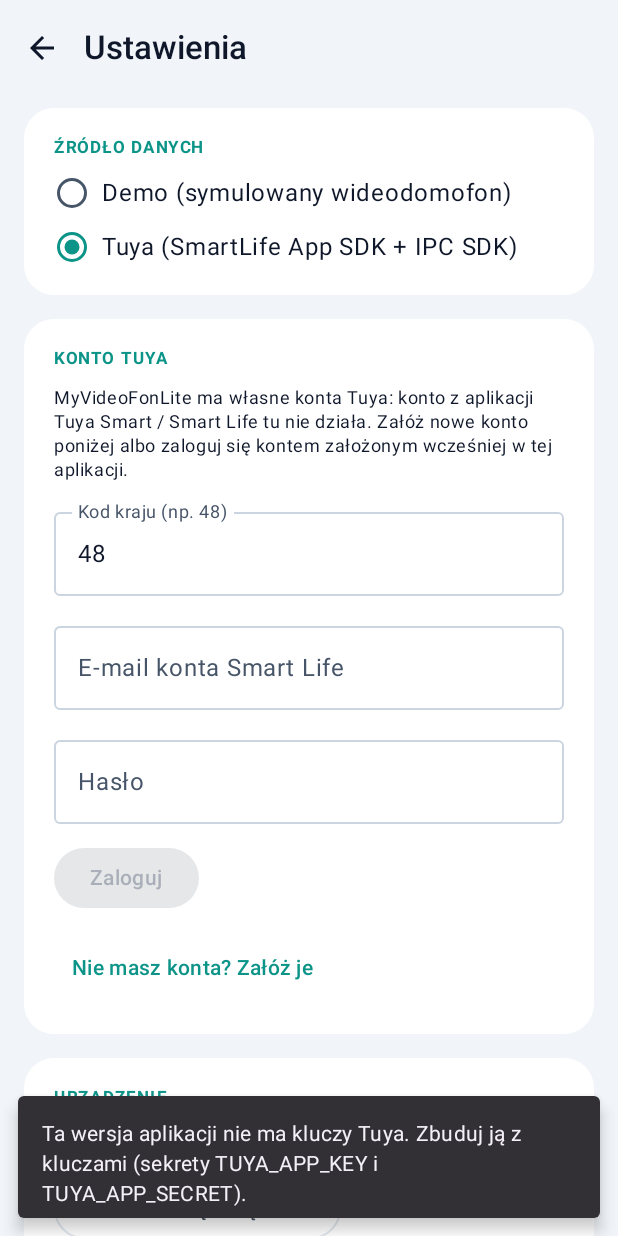
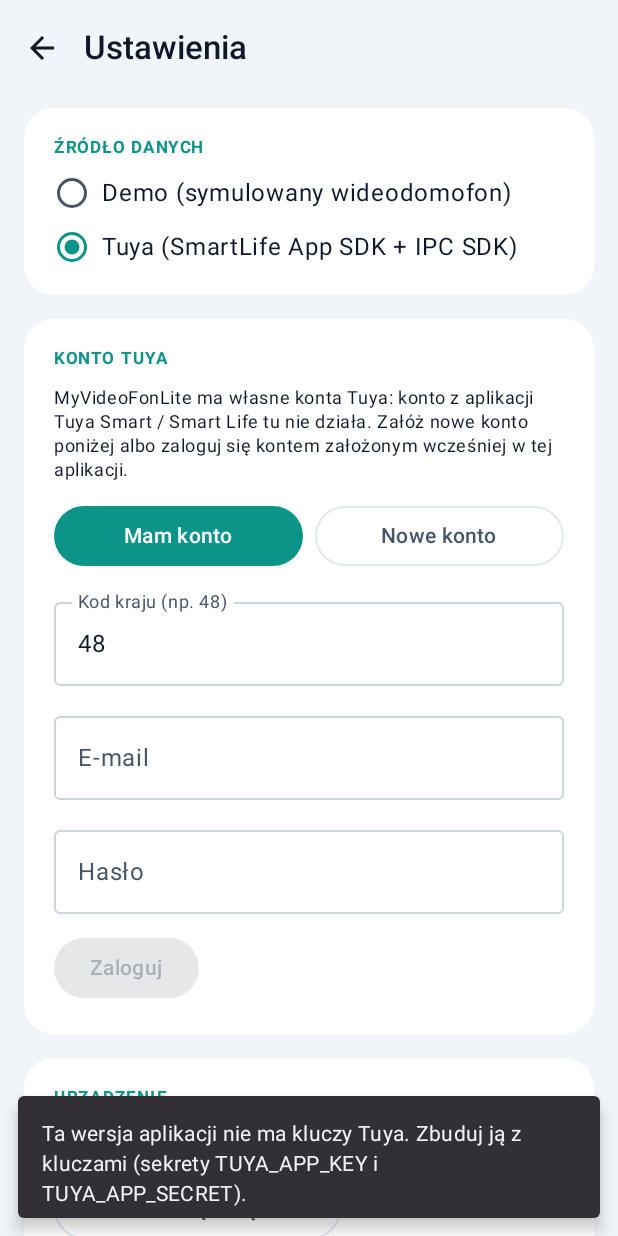
Before and after one commit to MichalSekula/MyVideoFonLite, an Android app built with Jetpack Compose: the SettingsScreen screen opened through its navigation route, after a tap on "Tuya (SmartLife App SDK + IPC SDK)", on a phone screen of 412 x 824 dp. Run offline under Robolectric (Android 15) with nearby library versions, the phone set to English and light mode, and no system bars; libraries missing offline, so code that uses them is left out: com.thingclips.smart.

Commit message:
Settings: clear 'Mam konto / Nowe konto' switch for Tuya accounts
Co-Authored-By: Claude Opus 5.5 <noreply@anthropic.com>
Claude-Session: https://claude.ai/code/session_01Eu1VQGAdp6qwCcvcCuHeYh

```diff
--- a/app/src/main/java/pl/sekula/myvideofonlite/presentation/settings/SettingsScreen.kt
+++ b/app/src/main/java/pl/sekula/myvideofonlite/presentation/settings/SettingsScreen.kt
@@ -17,7 +17,6 @@ import androidx.compose.material3.Icon
 import androidx.compose.material3.LinearProgressIndicator
 import androidx.compose.material3.MaterialTheme
 import androidx.compose.material3.OutlinedButton
-import androidx.compose.material3.TextButton
 import androidx.compose.material3.OutlinedTextField
 import androidx.compose.material3.RadioButton
 import androidx.compose.material3.Scaffold
@@ -183,6 +182,16 @@ private fun TuyaAccountSection(
             if (auth is AuthState.Expired) {
                 Text("Sesja wygasła. Zaloguj się ponownie.", color = MaterialTheme.colorScheme.error)
             }
+            // Wyraźny wybór: logowanie albo zakładanie nowego konta.
+            Row(horizontalArrangement = Arrangement.spacedBy(8.dp), modifier = Modifier.fillMaxWidth()) {
+                if (registering) {
+                    OutlinedButton(onClick = { registering = false }, modifier = Modifier.weight(1f)) { Text("Mam konto") }
+                    Button(onClick = {}, modifier = Modifier.weight(1f)) { Text("Nowe konto") }
+                } else {
+                    Button(onClick = {}, modifier = Modifier.weight(1f)) { Text("Mam konto") }
+                    OutlinedButton(onClick = { registering = true }, modifier = Modifier.weight(1f)) { Text("Nowe konto") }
+                }
+            }
             OutlinedTextField(
                 value = country,
                 onValueChange = { country = it.filter(Char::isDigit) },
@@ -194,7 +203,7 @@ private fun TuyaAccountSection(
             OutlinedTextField(
                 value = email,
                 onValueChange = { email = it.trim() },
-                label = { Text("E-mail konta Smart Life") },
+                label = { Text("E-mail") },
                 singleLine = true,
                 keyboardOptions = KeyboardOptions(keyboardType = KeyboardType.Email),
                 modifier = Modifier.fillMaxWidth(),
@@ -202,7 +211,7 @@ private fun TuyaAccountSection(
             OutlinedTextField(
                 value = password,
                 onValueChange = { password = it },
-                label = { Text("Hasło") },
+                label = { Text(if (registering) "Nowe hasło (min. 6 znaków)" else "Hasło") },
                 singleLine = true,
                 visualTransformation = PasswordVisualTransformation(),
                 keyboardOptions = KeyboardOptions(keyboardType = KeyboardType.Password),
@@ -230,7 +239,6 @@ private fun TuyaAccountSection(
                         enabled = email.isNotBlank() && password.length >= 6 && code.isNotBlank(),
                     ) { Text("Załóż konto") }
                 }
-                TextButton(onClick = { registering = false }) { Text("Mam już konto – zaloguj") }
             } else {
                 Button(
                     onClick = {
@@ -239,7 +247,6 @@ private fun TuyaAccountSection(
                     },
                     enabled = email.isNotBlank() && password.isNotBlank(),
                 ) { Text("Zaloguj") }
-                TextButton(onClick = { registering = true }) { Text("Nie masz konta? Załóż je") }
             }
         }
     }
```
